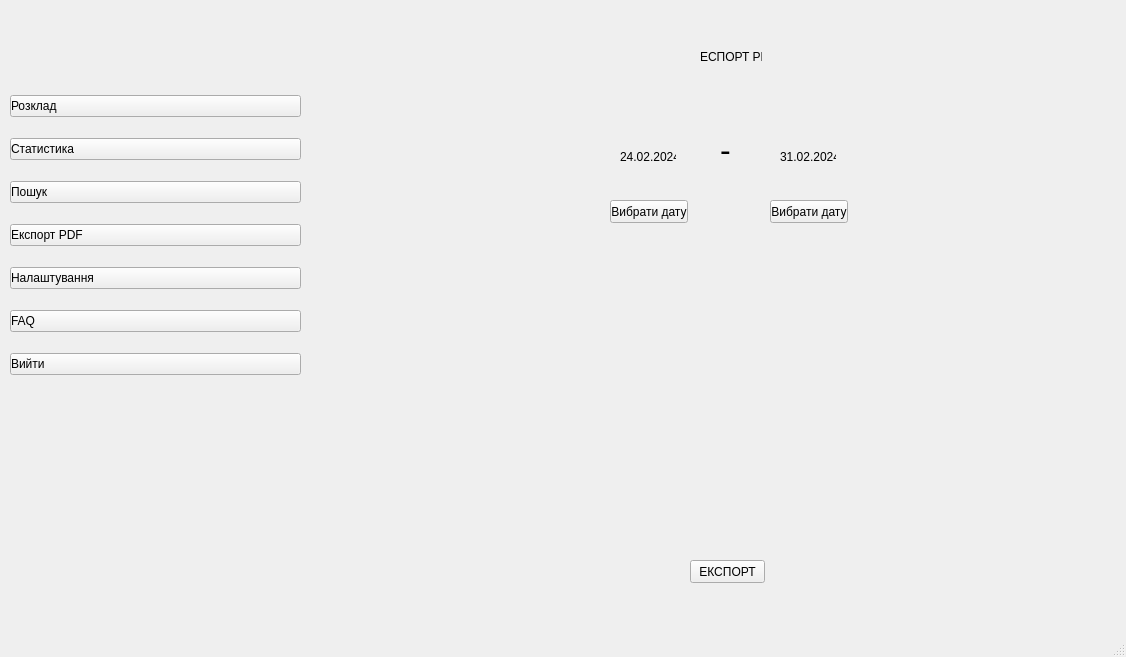
The window that ui.ui (kvius/OnDuty) describes before a commit, drawn with Qt 5.
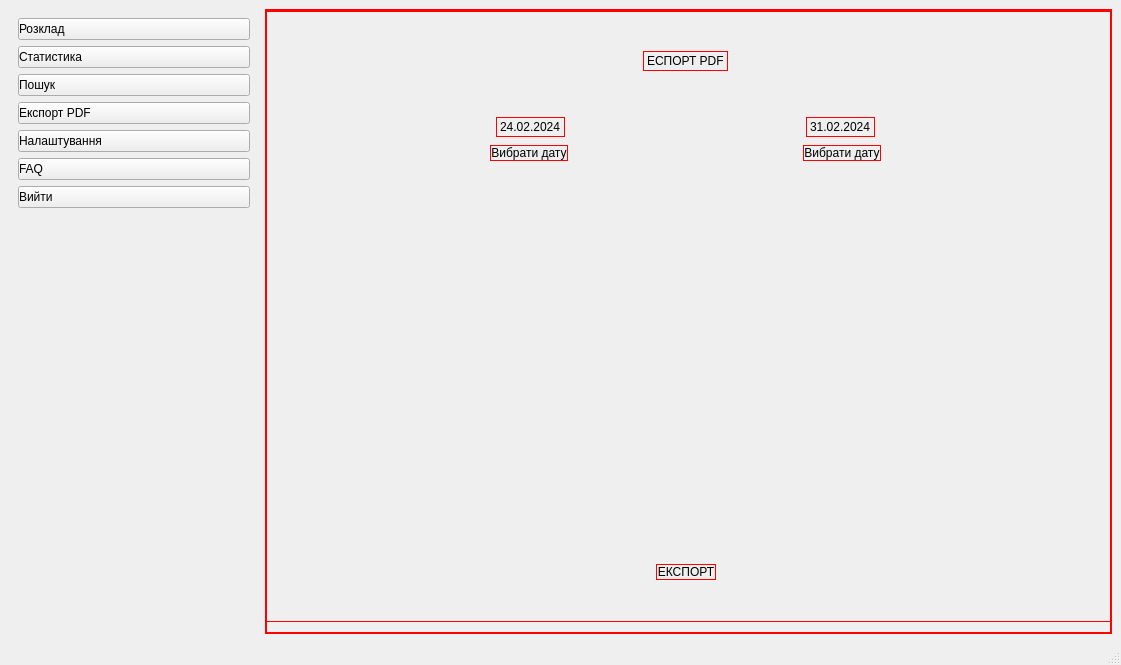
The same window after the commit. The open tabs and pages were chosen to show the change. Icons and pictures are not drawn.

Patch:
```diff
--- a/ui.ui
+++ b/ui.ui
@@ -6,8 +6,8 @@
    <rect>
     <x>0</x>
     <y>0</y>
-    <width>1126</width>
-    <height>657</height>
+    <width>1121</width>
+    <height>665</height>
    </rect>
   </property>
   <property name="windowTitle">
@@ -17,166 +17,29 @@
    <string notr="true">b</string>
   </property>
   <widget class="QWidget" name="centralwidget">
-   <widget class="QWidget" name="widget" native="true">
-    <property name="geometry">
-     <rect>
-      <x>10</x>
-      <y>80</y>
-      <width>291</width>
-      <height>311</height>
-     </rect>
-    </property>
-    <layout class="QVBoxLayout" name="verticalLayout_2">
-     <item>
-      <widget class="QPushButton" name="schedule_b">
-       <property name="styleSheet">
-        <string notr="true">text-align: left;</string>
-       </property>
-       <property name="text">
-        <string>Розклад</string>
-       </property>
-       <property name="icon">
-        <iconset>
-         <normaloff>D:/Downloads/calendar.png</normaloff>D:/Downloads/calendar.png</iconset>
-       </property>
-       <property name="iconSize">
-        <size>
-         <width>24</width>
-         <height>24</height>
-        </size>
-       </property>
-      </widget>
-     </item>
-     <item>
-      <widget class="QPushButton" name="stats_b">
-       <property name="styleSheet">
-        <string notr="true">text-align: left;</string>
-       </property>
-       <property name="text">
-        <string>Статистика</string>
-       </property>
-       <property name="icon">
-        <iconset>
-         <normaloff>D:/Downloads/stats.png</normaloff>D:/Downloads/stats.png</iconset>
-       </property>
-       <property name="iconSize">
-        <size>
-         <width>24</width>
-         <height>24</height>
-        </size>
-       </property>
-      </widget>
-     </item>
-     <item>
-      <widget class="QPushButton" name="search_b">
-       <property name="styleSheet">
-        <string notr="true">text-align: left;</string>
-       </property>
-       <property name="text">
-        <string>Пошук</string>
-       </property>
-       <property name="icon">
-        <iconset>
-         <normaloff>D:/Downloads/search3.jpg</normaloff>D:/Downloads/search3.jpg</iconset>
-       </property>
-       <property name="iconSize">
-        <size>
-         <width>24</width>
-         <height>24</height>
-        </size>
-       </property>
-      </widget>
-     </item>
-     <item>
-      <widget class="QPushButton" name="pdf_b">
-       <property name="styleSheet">
-        <string notr="true">text-align: left;</string>
-       </property>
-       <property name="text">
-        <string>Експорт PDF</string>
-       </property>
-       <property name="icon">
-        <iconset>
-         <normaloff>D:/Downloads/PDF5.png</normaloff>D:/Downloads/PDF5.png</iconset>
-       </property>
-       <property name="iconSize">
-        <size>
-         <width>24</width>
-         <height>24</height>
-        </size>
-       </property>
-      </widget>
-     </item>
-     <item>
-      <widget class="QPushButton" name="settings_b">
-       <property name="styleSheet">
-        <string notr="true">text-align: left;</string>
-       </property>
-       <property name="text">
-        <string>Налаштування</string>
-       </property>
-       <property name="icon">
-        <iconset>
-         <normaloff>D:/Downloads/setting.png</normaloff>D:/Downloads/setting.png</iconset>
-       </property>
-       <property name="iconSize">
-        <size>
-         <width>24</width>
-         <height>24</height>
-        </size>
-       </property>
-      </widget>
-     </item>
-     <item>
-      <widget class="QPushButton" name="faq_b">
-       <property name="styleSheet">
-        <string notr="true">text-align: left;</string>
-       </property>
-       <property name="text">
-        <string>FAQ</string>
-       </property>
-       <property name="icon">
-        <iconset>
-         <normaloff>D:/Downloads/stats.png</normaloff>D:/Downloads/stats.png</iconset>
-       </property>
-       <property name="iconSize">
-        <size>
-         <width>24</width>
-         <height>24</height>
-        </size>
-       </property>
-      </widget>
-     </item>
-     <item>
-      <widget class="QPushButton" name="logout_b">
-       <property name="styleSheet">
-        <string notr="true">text-align: left;</string>
-       </property>
-       <property name="text">
-        <string>Вийти</string>
-       </property>
-       <property name="icon">
-        <iconset>
-         <normaloff>D:/Downloads/logout.png</normaloff>D:/Downloads/logout.png</iconset>
-       </property>
-       <property name="iconSize">
-        <size>
-         <width>24</width>
-         <height>24</height>
-        </size>
-       </property>
-      </widget>
-     </item>
-    </layout>
-   </widget>
+   <layout class="QGridLayout" name="gridLayout">
+    <item row="0" column="1">
    <widget class="QStackedWidget" name="stackedWidget">
-    <property name="geometry">
-     <rect>
-      <x>310</x>
-      <y>20</y>
-      <width>791</width>
-      <height>601</height>
-     </rect>
+      <property name="sizePolicy">
+       <sizepolicy hsizetype="Preferred" vsizetype="Preferred">
+        <horstretch>0</horstretch>
+        <verstretch>0</verstretch>
+       </sizepolicy>
+      </property>
+      <property name="minimumSize">
+       <size>
+        <width>0</width>
+        <height>0</height>
+       </size>
+      </property>
+      <property name="focusPolicy">
+       <enum>Qt::NoFocus</enum>
+      </property>
+      <property name="autoFillBackground">
+       <bool>false</bool>
+      </property>
+      <property name="styleSheet">
+       <string notr="true">border:1px solid red;</string>
     </property>
     <property name="currentIndex">
      <number>1</number>
@@ -576,102 +439,303 @@
      </widget>
     </widget>
     <widget class="QWidget" name="pdf_pg">
+       <widget class="QWidget" name="layoutWidget">
+        <property name="geometry">
+         <rect>
+          <x>-6</x>
+          <y>1</y>
+          <width>851</width>
+          <height>611</height>
+         </rect>
+        </property>
+        <layout class="QVBoxLayout" name="verticalLayout_5">
+         <item>
+          <spacer name="verticalSpacer_4">
+           <property name="orientation">
+            <enum>Qt::Vertical</enum>
+           </property>
+           <property name="sizeType">
+            <enum>QSizePolicy::Fixed</enum>
+           </property>
+           <property name="sizeHint" stdset="0">
+            <size>
+             <width>20</width>
+             <height>40</height>
+            </size>
+           </property>
+          </spacer>
+         </item>
+         <item>
+          <layout class="QHBoxLayout" name="horizontalLayout_2">
+           <item>
+            <spacer name="horizontalSpacer_6">
+             <property name="orientation">
+              <enum>Qt::Horizontal</enum>
+             </property>
+             <property name="sizeHint" stdset="0">
+              <size>
+               <width>40</width>
+               <height>20</height>
+              </size>
+             </property>
+            </spacer>
+           </item>
+           <item>
      <widget class="QLabel" name="label">
-      <property name="geometry">
-       <rect>
-        <x>390</x>
-        <y>30</y>
-        <width>62</width>
-        <height>13</height>
-       </rect>
-      </property>
       <property name="text">
        <string>ЕСПОРТ PDF</string>
       </property>
      </widget>
-     <widget class="QPushButton" name="pushButton">
-      <property name="geometry">
-       <rect>
-        <x>300</x>
-        <y>180</y>
-        <width>78</width>
-        <height>23</height>
-       </rect>
-      </property>
-      <property name="text">
-       <string>Вибрати дату</string>
-      </property>
-     </widget>
-     <widget class="QPushButton" name="pushButton_2">
-      <property name="geometry">
-       <rect>
-        <x>460</x>
-        <y>180</y>
-        <width>78</width>
-        <height>23</height>
-       </rect>
-      </property>
-      <property name="text">
-       <string>Вибрати дату</string>
-      </property>
-     </widget>
+           </item>
+           <item>
+            <spacer name="horizontalSpacer_7">
+             <property name="orientation">
+              <enum>Qt::Horizontal</enum>
+             </property>
+             <property name="sizeHint" stdset="0">
+              <size>
+               <width>40</width>
+               <height>20</height>
+              </size>
+             </property>
+            </spacer>
+           </item>
+          </layout>
+         </item>
+         <item>
+          <spacer name="verticalSpacer_3">
+           <property name="orientation">
+            <enum>Qt::Vertical</enum>
+           </property>
+           <property name="sizeType">
+            <enum>QSizePolicy::Fixed</enum>
+           </property>
+           <property name="sizeHint" stdset="0">
+            <size>
+             <width>20</width>
+             <height>40</height>
+            </size>
+           </property>
+          </spacer>
+         </item>
+         <item>
+          <layout class="QHBoxLayout" name="horizontalLayout_5">
+           <item>
+            <spacer name="horizontalSpacer_12">
+             <property name="orientation">
+              <enum>Qt::Horizontal</enum>
+             </property>
+             <property name="sizeHint" stdset="0">
+              <size>
+               <width>40</width>
+               <height>20</height>
+              </size>
+             </property>
+            </spacer>
+           </item>
+           <item>
      <widget class="QLabel" name="label_2">
-      <property name="geometry">
-       <rect>
-        <x>310</x>
-        <y>130</y>
-        <width>56</width>
-        <height>13</height>
-       </rect>
+             <property name="sizePolicy">
+              <sizepolicy hsizetype="Fixed" vsizetype="Preferred">
+               <horstretch>0</horstretch>
+               <verstretch>0</verstretch>
+              </sizepolicy>
+             </property>
+             <property name="baseSize">
+              <size>
+               <width>100</width>
+               <height>0</height>
+              </size>
       </property>
       <property name="text">
        <string>24.02.2024</string>
       </property>
      </widget>
+           </item>
+           <item>
+            <spacer name="horizontalSpacer_14">
+             <property name="orientation">
+              <enum>Qt::Horizontal</enum>
+             </property>
+             <property name="sizeHint" stdset="0">
+              <size>
+               <width>40</width>
+               <height>20</height>
+              </size>
+             </property>
+            </spacer>
+           </item>
+           <item>
      <widget class="QLabel" name="label_4">
-      <property name="geometry">
-       <rect>
-        <x>470</x>
-        <y>130</y>
-        <width>56</width>
-        <height>13</height>
-       </rect>
+             <property name="sizePolicy">
+              <sizepolicy hsizetype="Fixed" vsizetype="Preferred">
+               <horstretch>0</horstretch>
+               <verstretch>0</verstretch>
+              </sizepolicy>
+             </property>
+             <property name="baseSize">
+              <size>
+               <width>100</width>
+               <height>0</height>
+              </size>
       </property>
       <property name="text">
        <string>31.02.2024</string>
       </property>
      </widget>
-     <widget class="QLabel" name="label_5">
-      <property name="geometry">
-       <rect>
-        <x>410</x>
-        <y>110</y>
-        <width>12</width>
-        <height>39</height>
-       </rect>
-      </property>
-      <property name="font">
-       <font>
-        <pointsize>24</pointsize>
-       </font>
-      </property>
+           </item>
+           <item>
+            <spacer name="horizontalSpacer_13">
+             <property name="orientation">
+              <enum>Qt::Horizontal</enum>
+             </property>
+             <property name="sizeHint" stdset="0">
+              <size>
+               <width>40</width>
+               <height>20</height>
+              </size>
+             </property>
+            </spacer>
+           </item>
+          </layout>
+         </item>
+         <item>
+          <layout class="QHBoxLayout" name="horizontalLayout_6">
+           <item>
+            <spacer name="horizontalSpacer_10">
+             <property name="orientation">
+              <enum>Qt::Horizontal</enum>
+             </property>
+             <property name="sizeHint" stdset="0">
+              <size>
+               <width>40</width>
+               <height>20</height>
+              </size>
+             </property>
+            </spacer>
+           </item>
+           <item>
+            <widget class="QPushButton" name="pushButton">
+             <property name="baseSize">
+              <size>
+               <width>100</width>
+               <height>0</height>
+              </size>
+             </property>
       <property name="text">
-       <string>-</string>
-      </property>
-     </widget>
+              <string>Вибрати дату</string>
+             </property>
+            </widget>
+           </item>
+           <item>
+            <spacer name="horizontalSpacer_5">
+             <property name="orientation">
+              <enum>Qt::Horizontal</enum>
+             </property>
+             <property name="sizeHint" stdset="0">
+              <size>
+               <width>40</width>
+               <height>20</height>
+              </size>
+             </property>
+            </spacer>
+           </item>
+           <item>
+            <widget class="QPushButton" name="pushButton_2">
+             <property name="baseSize">
+              <size>
+               <width>100</width>
+               <height>0</height>
+              </size>
+             </property>
+             <property name="text">
+              <string>Вибрати дату</string>
+             </property>
+            </widget>
+           </item>
+           <item>
+            <spacer name="horizontalSpacer_11">
+             <property name="orientation">
+              <enum>Qt::Horizontal</enum>
+             </property>
+             <property name="sizeHint" stdset="0">
+              <size>
+               <width>40</width>
+               <height>20</height>
+              </size>
+             </property>
+            </spacer>
+           </item>
+          </layout>
+         </item>
+         <item>
+          <spacer name="verticalSpacer_2">
+           <property name="orientation">
+            <enum>Qt::Vertical</enum>
+           </property>
+           <property name="sizeHint" stdset="0">
+            <size>
+             <width>20</width>
+             <height>40</height>
+            </size>
+           </property>
+          </spacer>
+         </item>
+         <item>
+          <layout class="QHBoxLayout" name="horizontalLayout_7">
+           <item>
+            <spacer name="horizontalSpacer_9">
+             <property name="orientation">
+              <enum>Qt::Horizontal</enum>
+             </property>
+             <property name="sizeHint" stdset="0">
+              <size>
+               <width>40</width>
+               <height>20</height>
+              </size>
+             </property>
+            </spacer>
+           </item>
+           <item>
      <widget class="QPushButton" name="pushButton_3">
-      <property name="geometry">
-       <rect>
-        <x>380</x>
-        <y>540</y>
-        <width>75</width>
-        <height>23</height>
-       </rect>
-      </property>
       <property name="text">
        <string>ЕКСПОРТ</string>
       </property>
      </widget>
+           </item>
+           <item>
+            <spacer name="horizontalSpacer_8">
+             <property name="orientation">
+              <enum>Qt::Horizontal</enum>
+             </property>
+             <property name="sizeHint" stdset="0">
+              <size>
+               <width>40</width>
+               <height>20</height>
+              </size>
+             </property>
+            </spacer>
+           </item>
+          </layout>
+         </item>
+         <item>
+          <spacer name="verticalSpacer_5">
+           <property name="orientation">
+            <enum>Qt::Vertical</enum>
+           </property>
+           <property name="sizeType">
+            <enum>QSizePolicy::Fixed</enum>
+           </property>
+           <property name="sizeHint" stdset="0">
+            <size>
+             <width>20</width>
+             <height>40</height>
+            </size>
+           </property>
+          </spacer>
+         </item>
+        </layout>
+       </widget>
     </widget>
     <widget class="QWidget" name="faq_pg">
      <widget class="QLabel" name="label_6">
@@ -719,8 +783,213 @@
        <string>FAQ</string>
       </property>
      </widget>
-    </widget>
-   </widget>
+       <widget class="QScrollArea" name="faq_scroll">
+        <property name="geometry">
+         <rect>
+          <x>69</x>
+          <y>59</y>
+          <width>721</width>
+          <height>521</height>
+         </rect>
+        </property>
+        <property name="widgetResizable">
+         <bool>true</bool>
+        </property>
+        <widget class="QWidget" name="scrollAreaWidgetContents">
+         <property name="geometry">
+          <rect>
+           <x>0</x>
+           <y>0</y>
+           <width>719</width>
+           <height>519</height>
+          </rect>
+         </property>
+        </widget>
+       </widget>
+      </widget>
+     </widget>
+    </item>
+    <item row="0" column="0">
+     <widget class="QWidget" name="widget" native="true">
+      <property name="sizePolicy">
+       <sizepolicy hsizetype="Fixed" vsizetype="Preferred">
+        <horstretch>0</horstretch>
+        <verstretch>0</verstretch>
+       </sizepolicy>
+      </property>
+      <property name="minimumSize">
+       <size>
+        <width>250</width>
+        <height>0</height>
+       </size>
+      </property>
+      <layout class="QVBoxLayout" name="verticalLayout_2">
+       <item>
+        <widget class="QPushButton" name="schedule_b">
+         <property name="enabled">
+          <bool>true</bool>
+         </property>
+         <property name="styleSheet">
+          <string notr="true">text-align: left;</string>
+         </property>
+         <property name="text">
+          <string>Розклад</string>
+         </property>
+         <property name="icon">
+          <iconset>
+           <normaloff>D:/Downloads/calendar.png</normaloff>D:/Downloads/calendar.png</iconset>
+         </property>
+         <property name="iconSize">
+          <size>
+           <width>24</width>
+           <height>24</height>
+          </size>
+         </property>
+        </widget>
+       </item>
+       <item>
+        <widget class="QPushButton" name="stats_b">
+         <property name="styleSheet">
+          <string notr="true">text-align: left;</string>
+         </property>
+         <property name="text">
+          <string>Статистика</string>
+         </property>
+         <property name="icon">
+          <iconset>
+           <normaloff>D:/Downloads/stats.png</normaloff>D:/Downloads/stats.png</iconset>
+         </property>
+         <property name="iconSize">
+          <size>
+           <width>24</width>
+           <height>24</height>
+          </size>
+         </property>
+        </widget>
+       </item>
+       <item>
+        <widget class="QPushButton" name="search_b">
+         <property name="styleSheet">
+          <string notr="true">text-align: left;</string>
+         </property>
+         <property name="text">
+          <string>Пошук</string>
+         </property>
+         <property name="icon">
+          <iconset>
+           <normaloff>D:/Downloads/search3.jpg</normaloff>D:/Downloads/search3.jpg</iconset>
+         </property>
+         <property name="iconSize">
+          <size>
+           <width>24</width>
+           <height>24</height>
+          </size>
+         </property>
+        </widget>
+       </item>
+       <item>
+        <widget class="QPushButton" name="pdf_b">
+         <property name="sizePolicy">
+          <sizepolicy hsizetype="Preferred" vsizetype="Fixed">
+           <horstretch>0</horstretch>
+           <verstretch>0</verstretch>
+          </sizepolicy>
+         </property>
+         <property name="styleSheet">
+          <string notr="true">text-align: left;</string>
+         </property>
+         <property name="text">
+          <string>Експорт PDF</string>
+         </property>
+         <property name="icon">
+          <iconset>
+           <normaloff>D:/Downloads/PDF5.png</normaloff>D:/Downloads/PDF5.png</iconset>
+         </property>
+         <property name="iconSize">
+          <size>
+           <width>24</width>
+           <height>24</height>
+          </size>
+         </property>
+        </widget>
+       </item>
+       <item>
+        <widget class="QPushButton" name="settings_b">
+         <property name="styleSheet">
+          <string notr="true">text-align: left;</string>
+         </property>
+         <property name="text">
+          <string>Налаштування</string>
+         </property>
+         <property name="icon">
+          <iconset>
+           <normaloff>D:/Downloads/setting.png</normaloff>D:/Downloads/setting.png</iconset>
+         </property>
+         <property name="iconSize">
+          <size>
+           <width>24</width>
+           <height>24</height>
+          </size>
+         </property>
+        </widget>
+       </item>
+       <item>
+        <widget class="QPushButton" name="faq_b">
+         <property name="styleSheet">
+          <string notr="true">text-align: left;</string>
+         </property>
+         <property name="text">
+          <string>FAQ</string>
+         </property>
+         <property name="icon">
+          <iconset>
+           <normaloff>D:/Downloads/stats.png</normaloff>D:/Downloads/stats.png</iconset>
+         </property>
+         <property name="iconSize">
+          <size>
+           <width>24</width>
+           <height>24</height>
+          </size>
+         </property>
+        </widget>
+       </item>
+       <item>
+        <widget class="QPushButton" name="logout_b">
+         <property name="styleSheet">
+          <string notr="true">text-align: left;</string>
+         </property>
+         <property name="text">
+          <string>Вийти</string>
+         </property>
+         <property name="icon">
+          <iconset>
+           <normaloff>D:/Downloads/logout.png</normaloff>D:/Downloads/logout.png</iconset>
+         </property>
+         <property name="iconSize">
+          <size>
+           <width>24</width>
+           <height>24</height>
+          </size>
+         </property>
+        </widget>
+       </item>
+       <item>
+        <spacer name="verticalSpacer">
+         <property name="orientation">
+          <enum>Qt::Vertical</enum>
+         </property>
+         <property name="sizeHint" stdset="0">
+          <size>
+           <width>20</width>
+           <height>40</height>
+          </size>
+         </property>
+        </spacer>
+       </item>
+      </layout>
+     </widget>
+    </item>
+   </layout>
   </widget>
   <widget class="QStatusBar" name="statusbar"/>
  </widget>
```
Left out of the diff: 314 changed lines with no effect on the pictures. Lines whose indentation alone changed are shown as unchanged.
